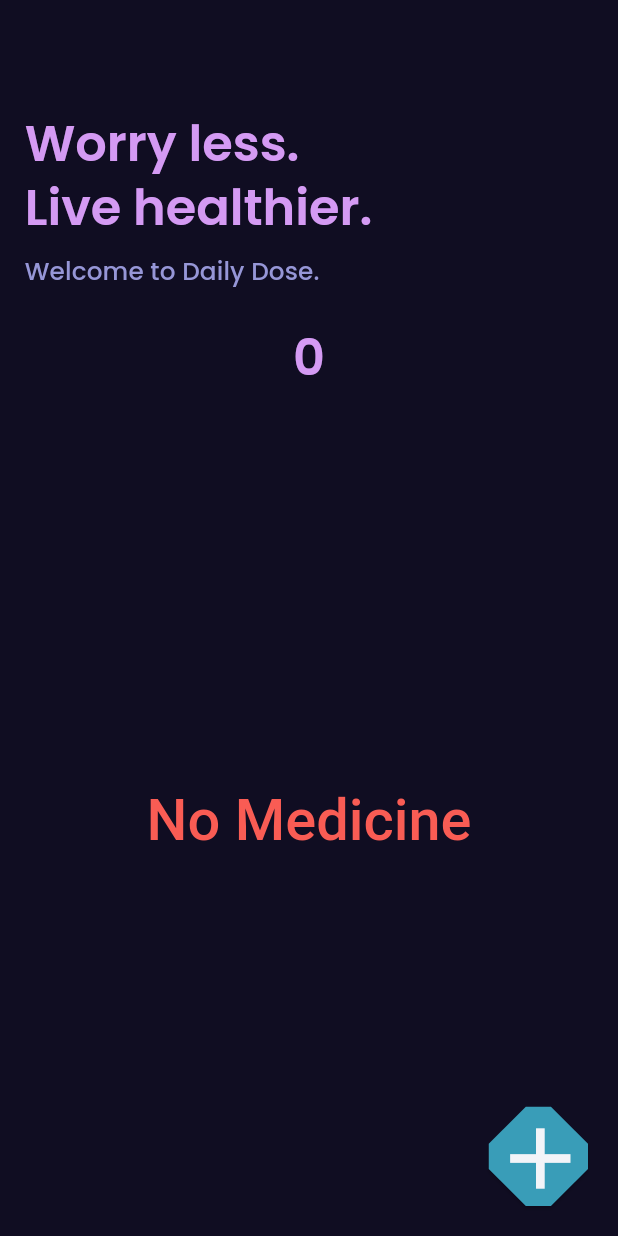
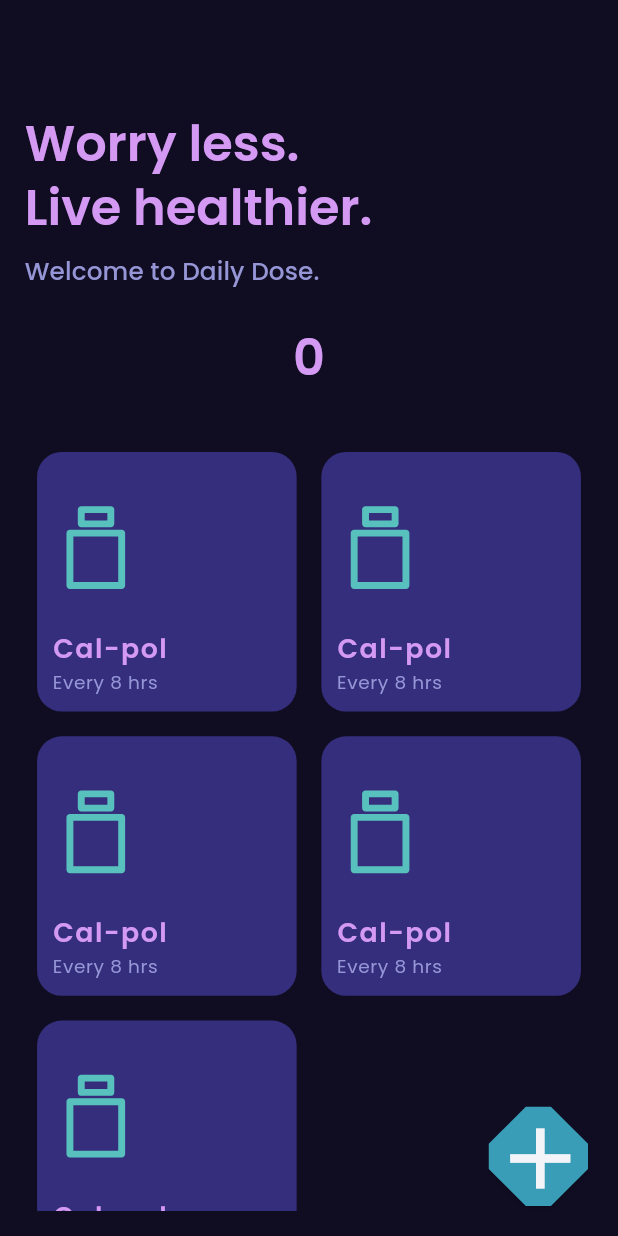
Before and after one commit to stp2003/Medicine-Reminder-App, a Flutter app: the screen it shows after launch, on a phone screen of 412 x 824 dp. Run offline on Flutter 3.47's test engine with Material 2 defaults, Android fonts, the phone set to English and light mode, and no system bars; our stand-ins replace flutter_svg, google_fonts, rxdart, sizer.

Commit message:
medicine detail screen

```diff
--- a/lib/screens/home_screen.dart
+++ b/lib/screens/home_screen.dart
@@ -1,7 +1,10 @@
 import 'package:flutter/material.dart';
+import 'package:flutter_svg/svg.dart';
 import 'package:medicine_reminder_app/constants/colors.dart';
 import 'package:medicine_reminder_app/screens/newEntry/new_entry_page.dart';
 import 'package:sizer/sizer.dart';
+
+import 'medicineDetails/medicine_detail.dart';
 
 class HomeScreen extends StatelessWidget {
   const HomeScreen({Key? key}) : super(key: key);
@@ -103,11 +106,77 @@ class BottomContainer extends StatelessWidget {
 
   @override
   Widget build(BuildContext context) {
-    return Center(
-      child: Text(
-        'No Medicine',
-        textAlign: TextAlign.center,
-        style: Theme.of(context).textTheme.displaySmall,
+    // return Center(
+    //   child: Text(
+    //     'No Medicine',
+    //     textAlign: TextAlign.center,
+    //     style: Theme.of(context).textTheme.displaySmall,
+    //   ),
+    // );
+    return GridView.builder(
+      padding: EdgeInsets.only(top: 1.h),
+      gridDelegate: const SliverGridDelegateWithFixedCrossAxisCount(
+        crossAxisCount: 2,
+      ),
+      itemCount: 5,
+      itemBuilder: (context, index) {
+        return const MedicineCard();
+      },
+    );
+  }
+}
+
+//?? medicine card ->
+class MedicineCard extends StatelessWidget {
+  const MedicineCard({Key? key}) : super(key: key);
+
+  @override
+  Widget build(BuildContext context) {
+    return InkWell(
+      highlightColor: appBarColor,
+      splashColor: Colors.grey,
+      onTap: () {
+        Navigator.push(
+          context,
+          MaterialPageRoute(
+            builder: (context) => const MedicineDetail(),
+          ),
+        );
+      },
+      child: Container(
+        padding:
+            EdgeInsets.only(left: 2.5.w, right: 2.w, top: 1.h, bottom: 1.5.h),
+        margin: EdgeInsets.all(1.h),
+        decoration: BoxDecoration(
+          color: cardColor,
+          borderRadius: BorderRadius.circular(2.h),
+        ),
+        child: Column(
+          crossAxisAlignment: CrossAxisAlignment.start,
+          mainAxisAlignment: MainAxisAlignment.center,
+          children: [
+            const Spacer(),
+            SvgPicture.asset(
+              'assets/icons/bottle.svg',
+              height: 7.h,
+              color: kOtherColor,
+            ),
+            const Spacer(),
+            Text(
+              'Cal-pol',
+              overflow: TextOverflow.fade,
+              textAlign: TextAlign.start,
+              style: Theme.of(context).textTheme.titleLarge,
+            ),
+            SizedBox(height: 0.3.h),
+            Text(
+              'Every 8 hrs',
+              overflow: TextOverflow.fade,
+              textAlign: TextAlign.start,
+              style: Theme.of(context).textTheme.bodySmall,
+            ),
+          ],
+        ),
       ),
     );
   }
```
Also changed, not shown: lib/screens/medicineDetails/medicine_detail.dart (added, +193 -0 lines).
